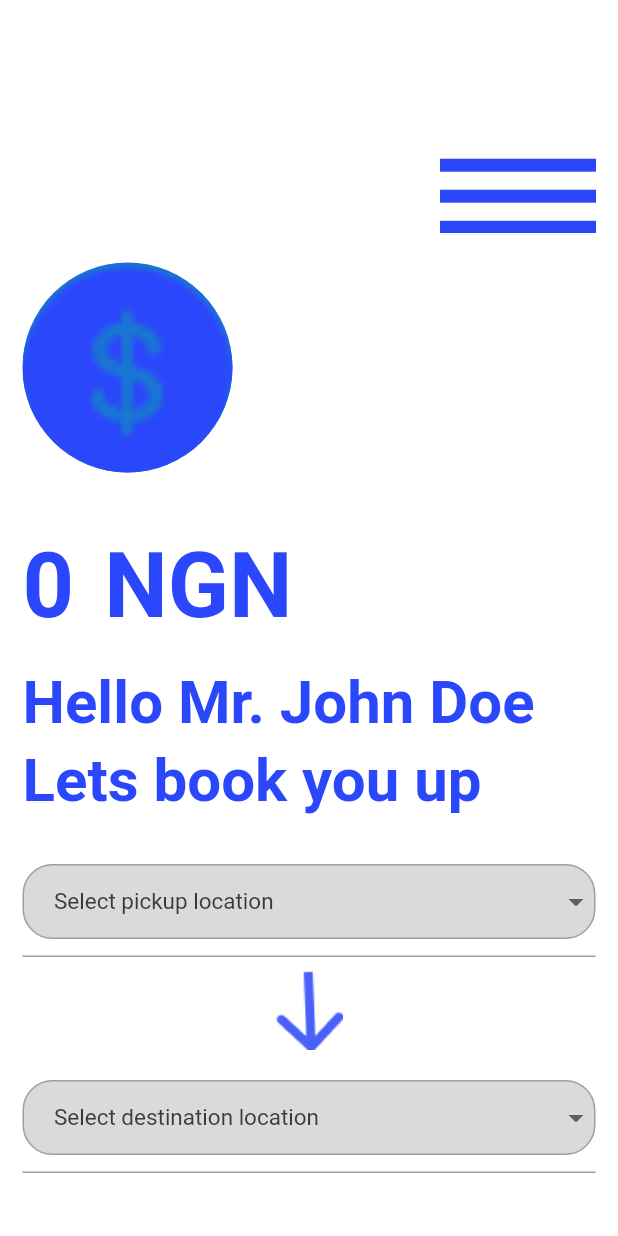
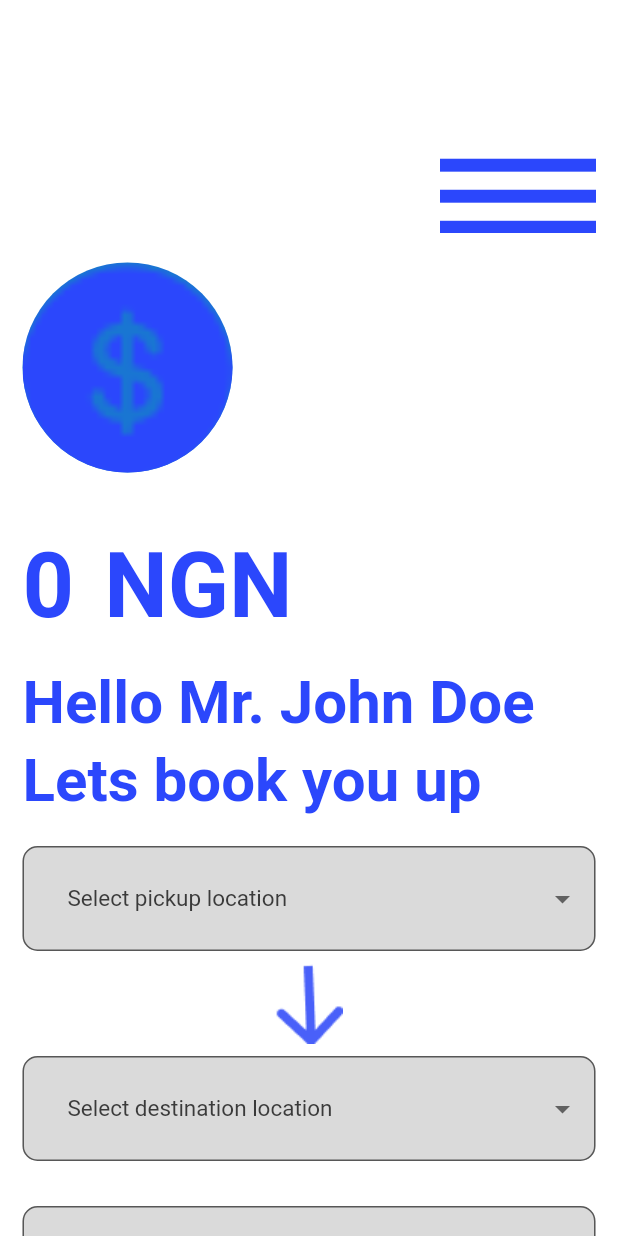
Before and after one commit to Teewhydot/one_go_appp, a Flutter app: the screen it shows after launch, on a phone screen of 412 x 824 dp. Run offline on Flutter 3.47's test engine with Material 2 defaults, Android fonts, the phone set to English and light mode, and no system bars; our stand-ins replace dropdown_button2, flutter_screenutil, form_field_validator, page_transition, pin_code_fields.

Commit message:
Completed home page

```diff
--- a/lib/custom_widgets/dropdown_searchable_button.dart
+++ b/lib/custom_widgets/dropdown_searchable_button.dart
@@ -29,15 +29,20 @@ class _DropDownButtonSearchableState extends State<DropDownButtonSearchable> {
   @override
   Widget build(BuildContext context) {
     return Center(
+      child: DropdownButtonHideUnderline(
         child: DropdownButtonFormField2(
-        dropdownWidth: double.infinity,
+          dropdownWidth: 300,
+          decoration: InputDecoration(
+            filled: true,
+            fillColor: textFieldFillColor,
+            isDense: true,
+            contentPadding: const EdgeInsets.all(10),
+            border: OutlineInputBorder(
+              borderRadius: BorderRadius.circular(10),
+            ),
+          ),
           dropdownMaxHeight: 300,
           buttonWidth: double.infinity,
-        buttonDecoration: BoxDecoration(
-          color: textFieldFillColor,
-          borderRadius: BorderRadius.circular(20),
-          border: Border.all(color: Colors.grey),
-        ),
           dropdownDecoration: BoxDecoration(
             color: Colors.white,
             borderRadius: BorderRadius.circular(20),
@@ -74,9 +79,6 @@ class _DropDownButtonSearchableState extends State<DropDownButtonSearchable> {
             return null;
           },
           searchController: textEditingController,
-        // itemPadding: const EdgeInsets.symmetric(horizontal: 20),
-        // dropdownPadding: const EdgeInsets.symmetric(horizontal: 20),
-        // dropdownScrollPadding: const EdgeInsets.symmetric(horizontal: 20),
           searchInnerWidget: Padding(
             padding: const EdgeInsets.only(
               top: 8,
@@ -110,6 +112,7 @@ class _DropDownButtonSearchableState extends State<DropDownButtonSearchable> {
             }
           },
         ),
+      ),
     );
   }
 }
```
Lines whose indentation alone changed are shown as unchanged.
